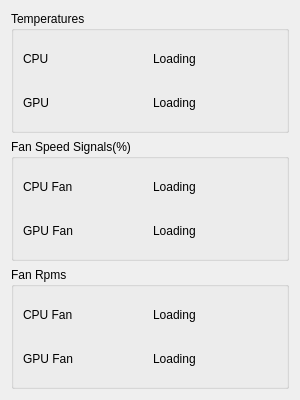
Qt form src/ui/monitor.ui (elight2/ClevoFanControl) before a commit.
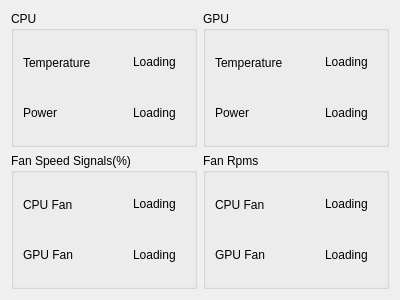
The same form after that commit. Icons and pictures are not drawn.

Commit message: add power monitor

Diff of the .ui file:
```diff
--- a/src/ui/monitor.ui
+++ b/src/ui/monitor.ui
@@ -6,8 +6,8 @@
    <rect>
     <x>0</x>
     <y>0</y>
-    <width>300</width>
-    <height>400</height>
+    <width>400</width>
+    <height>300</height>
    </rect>
   </property>
   <property name="sizePolicy">
@@ -20,24 +20,128 @@
    <string>Monitor</string>
   </property>
   <property name="windowIcon">
-   <iconset resource="ClevoFanControl.qrc">
+   <iconset>
     <normaloff>:/ClevoFanControl/ClevoFanControl.ico</normaloff>:/ClevoFanControl/ClevoFanControl.ico</iconset>
   </property>
   <layout class="QHBoxLayout" name="horizontalLayout">
    <item>
-    <layout class="QVBoxLayout" name="verticalLayout">
-     <item>
+    <layout class="QGridLayout" name="gridLayout_7">
+     <item row="0" column="1">
+      <widget class="QGroupBox" name="groupBox_4">
+       <property name="title">
+        <string>GPU</string>
+       </property>
+       <layout class="QGridLayout" name="gridLayout_9">
+        <item row="0" column="0">
+         <layout class="QGridLayout" name="gridLayout_8" columnstretch="2,1">
+          <item row="0" column="0">
+           <widget class="QLabel" name="label_13">
+            <property name="text">
+             <string>Temperature</string>
+            </property>
+           </widget>
+          </item>
+          <item row="1" column="0">
+           <widget class="QLabel" name="label_14">
+            <property name="text">
+             <string>Power</string>
+            </property>
+           </widget>
+          </item>
+          <item row="0" column="1">
+           <widget class="QLabel" name="label_15">
+            <property name="text">
+             <string>Loading</string>
+            </property>
+            <property name="textInteractionFlags">
+             <set>Qt::LinksAccessibleByMouse|Qt::TextSelectableByKeyboard|Qt::TextSelectableByMouse</set>
+            </property>
+           </widget>
+          </item>
+          <item row="1" column="1">
+           <widget class="QLabel" name="label_16">
+            <property name="text">
+             <string>Loading</string>
+            </property>
+            <property name="textInteractionFlags">
+             <set>Qt::LinksAccessibleByMouse|Qt::TextSelectableByKeyboard|Qt::TextSelectableByMouse</set>
+            </property>
+           </widget>
+          </item>
+         </layout>
+        </item>
+       </layout>
+      </widget>
+     </item>
+     <item row="3" column="1">
+      <widget class="QGroupBox" name="groupBox_3">
+       <property name="title">
+        <string>Fan Rpms</string>
+       </property>
+       <layout class="QGridLayout" name="gridLayout_2">
+        <item row="0" column="0">
+         <layout class="QGridLayout" name="gridLayout" columnstretch="2,1">
+          <item row="1" column="0">
+           <widget class="QLabel" name="label_10">
+            <property name="text">
+             <string>GPU Fan</string>
+            </property>
+           </widget>
+          </item>
+          <item row="0" column="0">
+           <widget class="QLabel" name="label_9">
+            <property name="text">
+             <string>CPU Fan</string>
+            </property>
+           </widget>
+          </item>
+          <item row="0" column="1">
+           <widget class="QLabel" name="label_11">
+            <property name="text">
+             <string>Loading</string>
+            </property>
+            <property name="textInteractionFlags">
+             <set>Qt::LinksAccessibleByMouse|Qt::TextSelectableByKeyboard|Qt::TextSelectableByMouse</set>
+            </property>
+           </widget>
+          </item>
+          <item row="1" column="1">
+           <widget class="QLabel" name="label_12">
+            <property name="text">
+             <string>Loading</string>
+            </property>
+            <property name="textInteractionFlags">
+             <set>Qt::LinksAccessibleByMouse|Qt::TextSelectableByKeyboard|Qt::TextSelectableByMouse</set>
+            </property>
+           </widget>
+          </item>
+         </layout>
+        </item>
+       </layout>
+      </widget>
+     </item>
+     <item row="0" column="0">
       <widget class="QGroupBox" name="groupBox">
        <property name="title">
-        <string>Temperatures</string>
+        <string>CPU</string>
        </property>
        <layout class="QGridLayout" name="gridLayout_4">
         <item row="0" column="0">
-         <layout class="QGridLayout" name="gridLayout_3">
+         <layout class="QGridLayout" name="gridLayout_3" columnstretch="2,1">
           <item row="0" column="0">
            <widget class="QLabel" name="label">
             <property name="text">
-             <string>CPU</string>
+             <string>Temperature</string>
+            </property>
+           </widget>
+          </item>
+          <item row="1" column="1">
+           <widget class="QLabel" name="label_4">
+            <property name="text">
+             <string>Loading</string>
+            </property>
+            <property name="textInteractionFlags">
+             <set>Qt::LinksAccessibleByMouse|Qt::TextSelectableByKeyboard|Qt::TextSelectableByMouse</set>
             </property>
            </widget>
           </item>
@@ -46,19 +150,15 @@
             <property name="text">
              <string>Loading</string>
             </property>
+            <property name="textInteractionFlags">
+             <set>Qt::LinksAccessibleByMouse|Qt::TextSelectableByKeyboard|Qt::TextSelectableByMouse</set>
+            </property>
            </widget>
           </item>
           <item row="1" column="0">
            <widget class="QLabel" name="label_3">
             <property name="text">
-             <string>GPU</string>
-            </property>
-           </widget>
-          </item>
-          <item row="1" column="1">
-           <widget class="QLabel" name="label_4">
-            <property name="text">
-             <string>Loading</string>
+             <string>Power</string>
             </property>
            </widget>
           </item>
@@ -67,14 +167,14 @@
        </layout>
       </widget>
      </item>
-     <item>
+     <item row="3" column="0">
       <widget class="QGroupBox" name="groupBox_2">
        <property name="title">
         <string>Fan Speed Signals(%)</string>
        </property>
        <layout class="QGridLayout" name="gridLayout_6">
         <item row="0" column="0">
-         <layout class="QGridLayout" name="gridLayout_5">
+         <layout class="QGridLayout" name="gridLayout_5" columnstretch="2,1">
           <item row="0" column="0">
            <widget class="QLabel" name="label_5">
             <property name="text">
@@ -87,6 +187,9 @@
             <property name="text">
              <string>Loading</string>
             </property>
+            <property name="textInteractionFlags">
+             <set>Qt::LinksAccessibleByMouse|Qt::TextSelectableByKeyboard|Qt::TextSelectableByMouse</set>
+            </property>
            </widget>
           </item>
           <item row="1" column="0">
@@ -101,46 +204,8 @@
             <property name="text">
              <string>Loading</string>
             </property>
-           </widget>
-          </item>
-         </layout>
-        </item>
-       </layout>
-      </widget>
-     </item>
-     <item>
-      <widget class="QGroupBox" name="groupBox_3">
-       <property name="title">
-        <string>Fan Rpms</string>
-       </property>
-       <layout class="QGridLayout" name="gridLayout_2">
-        <item row="0" column="0">
-         <layout class="QGridLayout" name="gridLayout">
-          <item row="1" column="0">
-           <widget class="QLabel" name="label_10">
-            <property name="text">
-             <string>GPU Fan</string>
-            </property>
-           </widget>
-          </item>
-          <item row="0" column="0">
-           <widget class="QLabel" name="label_9">
-            <property name="text">
-             <string>CPU Fan</string>
-            </property>
-           </widget>
-          </item>
-          <item row="0" column="1">
-           <widget class="QLabel" name="label_11">
-            <property name="text">
-             <string>Loading</string>
-            </property>
-           </widget>
-          </item>
-          <item row="1" column="1">
-           <widget class="QLabel" name="label_12">
-            <property name="text">
-             <string>Loading</string>
+            <property name="textInteractionFlags">
+             <set>Qt::LinksAccessibleByMouse|Qt::TextSelectableByKeyboard|Qt::TextSelectableByMouse</set>
             </property>
            </widget>
           </item>
```
The commit also changes 4 other files.
